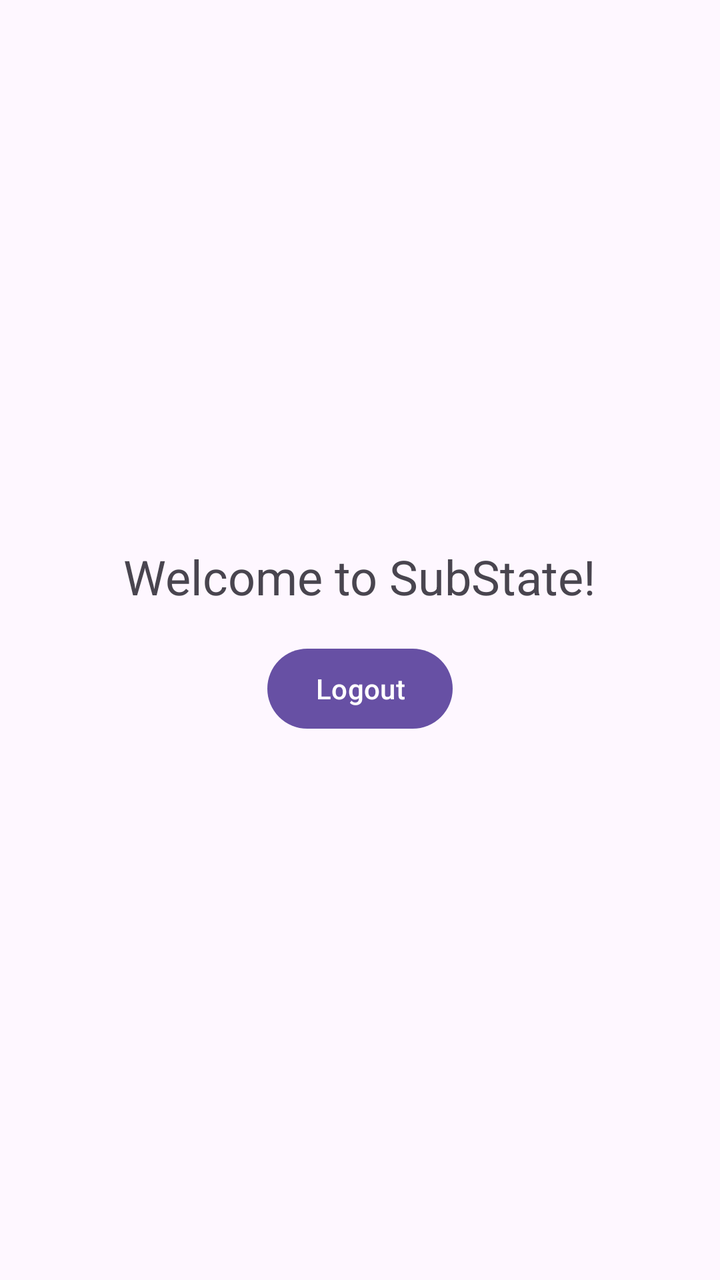
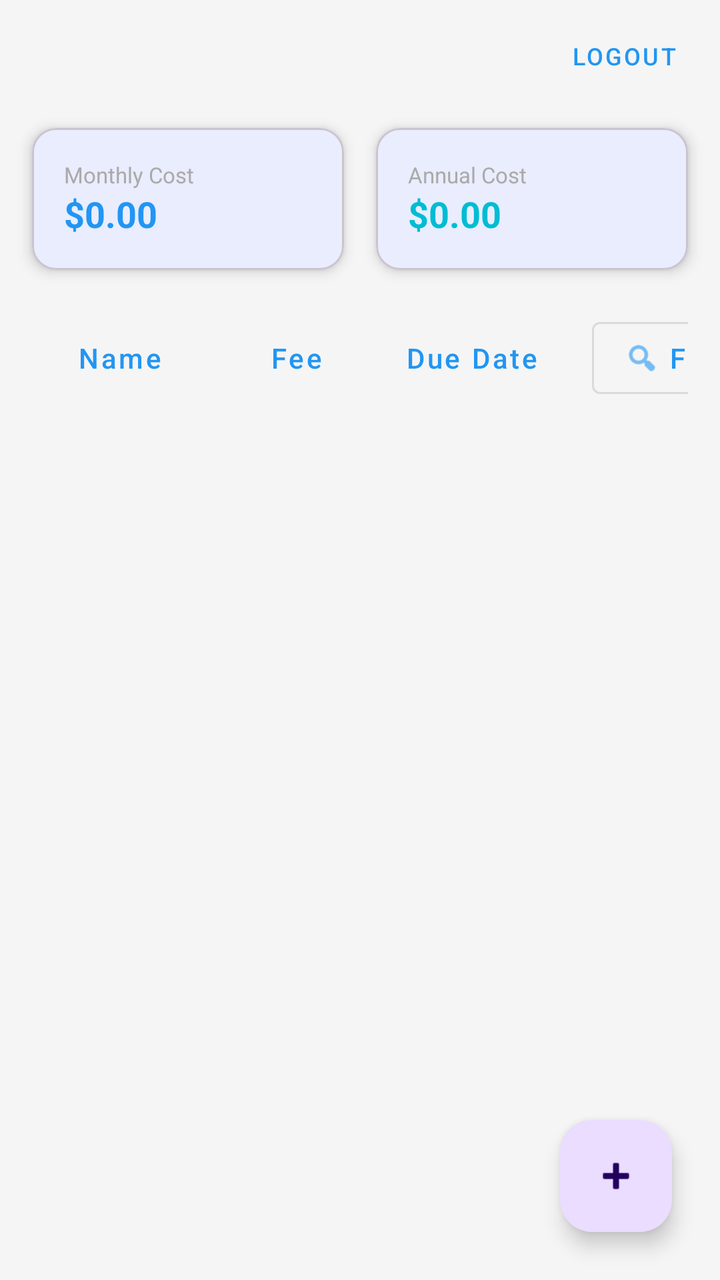

Two renders of the same Android screen: before a commit and after it. Below are the layout's source before the change and the commit's diff.
<!-- AndroidManifest.xml: application theme Theme.SubState -->
<!-- res/layout/activity_main.xml -->
<?xml version="1.0" encoding="utf-8"?>
<androidx.constraintlayout.widget.ConstraintLayout xmlns:android="http://schemas.android.com/apk/res/android"
    xmlns:app="http://schemas.android.com/apk/res-auto"
    xmlns:tools="http://schemas.android.com/tools"
    android:id="@+id/main"
    android:layout_width="match_parent"
    android:layout_height="match_parent"
    tools:context=".MainActivity">

    <TextView
        android:id="@+id/welcomeTextView"
        android:layout_width="wrap_content"
        android:layout_height="wrap_content"
        android:text="Welcome to SubState!"
        android:textSize="24sp"
        app:layout_constraintBottom_toTopOf="@+id/logoutButton"
        app:layout_constraintEnd_toEndOf="parent"
        app:layout_constraintStart_toStartOf="parent"
        app:layout_constraintTop_toTopOf="parent"
        app:layout_constraintVertical_chainStyle="packed" />

    <Button
        android:id="@+id/logoutButton"
        android:layout_width="wrap_content"
        android:layout_height="wrap_content"
        android:layout_marginTop="16dp"
        android:text="Logout"
        app:layout_constraintBottom_toBottomOf="parent"
        app:layout_constraintEnd_toEndOf="parent"
        app:layout_constraintStart_toStartOf="parent"
        app:layout_constraintTop_toBottomOf="@+id/welcomeTextView" />

</androidx.constraintlayout.widget.ConstraintLayout>
<!-- resources referenced by this layout -->
<resources>
  <style name="Theme.SubState" parent="Base.Theme.SubState" />
  <style name="Base.Theme.SubState" parent="Theme.Material3.DayNight.NoActionBar">
          
          
      </style>
</resources>

<!-- the commit's change to res/layout/activity_main.xml (unified diff, before → after) -->
@@ -7,27 +7,554 @@
     android:layout_height="match_parent"
     tools:context=".MainActivity">
 
+    
+    <LinearLayout
+        android:id="@+id/topBar"
+        android:layout_width="match_parent"
+        android:layout_height="wrap_content"
+        android:gravity="center_vertical"
+        android:orientation="horizontal"
+        android:padding="4dp"
+        app:layout_constraintTop_toTopOf="parent">
+
+        <View
+            android:layout_width="0dp"
+            android:layout_height="0dp"
+            android:layout_weight="1" />
+
+        <com.google.android.material.button.MaterialButton
+            android:id="@+id/logoutButton"
+            style="@style/Widget.MaterialComponents.Button.TextButton"
+            android:layout_width="wrap_content"
+            android:layout_height="wrap_content"
+            android:text="Logout"
+            android:textSize="12sp" />
+    </LinearLayout>
+
+    
+    <LinearLayout
+        android:id="@+id/summaryLayout"
+        android:layout_width="match_parent"
+        android:layout_height="wrap_content"
+        android:orientation="horizontal"
+        android:paddingHorizontal="8dp"
+        android:paddingBottom="8dp"
+        app:layout_constraintTop_toBottomOf="@id/topBar">
+
+        <com.google.android.material.card.MaterialCardView
+            android:id="@+id/monthlyCard"
+            android:layout_width="0dp"
+            android:layout_height="wrap_content"
+            android:layout_margin="8dp"
+            android:layout_weight="1"
+            app:cardCornerRadius="12dp"
+            app:cardElevation="4dp">
+
+            <LinearLayout
+                android:layout_width="match_parent"
+                android:layout_height="wrap_content"
+                android:orientation="vertical"
+                android:padding="16dp">
+
+                <TextView
+                    android:layout_width="wrap_content"
+                    android:layout_height="wrap_content"
+                    android:text="Monthly Cost"
+                    android:textColor="@android:color/darker_gray"
+                    android:textSize="11sp" />
+
+                <TextView
+                    android:id="@+id/totalMonthlyTextView"
+                    android:layout_width="wrap_content"
+                    android:layout_height="wrap_content"
+                    android:text="$0.00"
+                    android:textColor="?attr/colorPrimary"
+                    android:textSize="18sp"
+                    android:textStyle="bold" />
+            </LinearLayout>
+        </com.google.android.material.card.MaterialCardView>
+
+        <com.google.android.material.card.MaterialCardView
+            android:id="@+id/annualCard"
+            android:layout_width="0dp"
+            android:layout_height="wrap_content"
+            android:layout_margin="8dp"
+            android:layout_weight="1"
+            app:cardCornerRadius="12dp"
+            app:cardElevation="4dp">
+
+            <LinearLayout
+                android:layout_width="match_parent"
+                android:layout_height="wrap_content"
+                android:orientation="vertical"
+                android:padding="16dp">
+
+                <TextView
+                    android:layout_width="wrap_content"
+                    android:layout_height="wrap_content"
+                    android:text="Annual Cost"
+                    android:textColor="@android:color/darker_gray"
+                    android:textSize="11sp" />
+
+                <TextView
+                    android:id="@+id/totalAnnualTextView"
+                    android:layout_width="wrap_content"
+                    android:layout_height="wrap_content"
+                    android:text="$0.00"
+                    android:textColor="?attr/colorSecondary"
+                    android:textSize="18sp"
+                    android:textStyle="bold" />
+            </LinearLayout>
+        </com.google.android.material.card.MaterialCardView>
+    </LinearLayout>
+
+    
+    <HorizontalScrollView
+        android:id="@+id/headerScrollView"
+        android:layout_width="match_parent"
+        android:layout_height="wrap_content"
+        android:scrollbars="none"
+        android:paddingHorizontal="16dp"
+        app:layout_constraintTop_toBottomOf="@id/summaryLayout">
+
+        <LinearLayout
+            android:layout_width="wrap_content"
+            android:layout_height="wrap_content"
+            android:orientation="horizontal"
+            android:paddingVertical="4dp">
+
+            <com.google.android.material.button.MaterialButton
+                android:id="@+id/sortNameButton"
+                style="@style/Widget.MaterialComponents.Button.TextButton"
+                android:layout_width="wrap_content"
+                android:layout_height="wrap_content"
+                android:text="Name"
+                android:textAllCaps="false"
+                app:iconPadding="4dp" />
+
+            <com.google.android.material.button.MaterialButton
+                android:id="@+id/sortFeeButton"
+                style="@style/Widget.MaterialComponents.Button.TextButton"
+                android:layout_width="wrap_content"
+                android:layout_height="wrap_content"
+                android:text="Fee"
+                android:textAllCaps="false"
+                app:iconPadding="4dp" />
+
+            <com.google.android.material.button.MaterialButton
+                android:id="@+id/sortDateButton"
+                style="@style/Widget.MaterialComponents.Button.TextButton"
+                android:layout_width="wrap_content"
+                android:layout_height="wrap_content"
+                android:text="Due Date"
+                android:textAllCaps="false"
+                app:iconPadding="4dp" />
+
+            <com.google.android.material.button.MaterialButton
+                android:id="@+id/filterButton"
+                style="@style/Widget.MaterialComponents.Button.OutlinedButton"
+                android:layout_width="wrap_content"
+                android:layout_height="wrap_content"
+                android:layout_marginStart="16dp"
+                android:text="Filters"
+                android:textAllCaps="false"
+                app:icon="@android:drawable/ic_menu_search" />
+        </LinearLayout>
+    </HorizontalScrollView>
+
+    
+    <androidx.recyclerview.widget.RecyclerView
+        android:id="@+id/subscriptionRecyclerView"
+        android:layout_width="match_parent"
+        android:layout_height="0dp"
+        android:clipToPadding="false"
+        android:paddingBottom="80dp"
+        app:layout_constraintBottom_toBottomOf="parent"
+        app:layout_constraintTop_toBottomOf="@id/headerScrollView"
+        tools:listitem="@layout/item_subscription" />
+
+    
     <TextView
-        android:id="@+id/welcomeTextView"
-        android:layout_width="wrap_content"
+        android:id="@+id/emptyStateTextView"
+        android:layout_width="0dp"
         android:layout_height="wrap_content"
-        android:text="Welcome to SubState!"
-        android:textSize="24sp"
-        app:layout_constraintBottom_toTopOf="@+id/logoutButton"
-        app:layout_constraintEnd_toEndOf="parent"
-        app:layout_constraintStart_toStartOf="parent"
-        app:layout_constraintTop_toTopOf="parent"
-        app:layout_constraintVertical_chainStyle="packed" />
-
-    <Button
-        android:id="@+id/logoutButton"
-        android:layout_width="wrap_content"
-        android:layout_height="wrap_content"
-        android:layout_marginTop="16dp"
-        android:text="Logout"
+        android:layout_margin="32dp"
+        android:gravity="center"
+        android:text="No subscriptions yet. Click the + icon below to add your first one!"
+        android:textSize="16sp"
+        android:textColor="@android:color/darker_gray"
+        android:visibility="gone"
         app:layout_constraintBottom_toBottomOf="parent"
         app:layout_constraintEnd_toEndOf="parent"
         app:layout_constraintStart_toStartOf="parent"
-        app:layout_constraintTop_toBottomOf="@+id/welcomeTextView" />
+        app:layout_constraintTop_toBottomOf="@id/headerScrollView" />
+
+    
+    <com.google.android.material.floatingactionbutton.FloatingActionButton
+        android:id="@+id/addSubscriptionFab"
+        android:layout_width="wrap_content"
+        android:layout_height="wrap_content"
+        android:layout_margin="24dp"
+        android:contentDescription="Add Subscription"
+        app:layout_constraintBottom_toBottomOf="parent"
+        app:layout_constraintEnd_toEndOf="parent"
+        app:srcCompat="@android:drawable/ic_input_add" />
 
 </androidx.constraintlayout.widget.ConstraintLayout>
+<!-- res/layout/item_subscription.xml (included above) -->
+<?xml version="1.0" encoding="utf-8"?>
+<com.google.android.material.card.MaterialCardView xmlns:android="http://schemas.android.com/apk/res/android"
+    xmlns:app="http://schemas.android.com/apk/res-auto"
+    xmlns:tools="http://schemas.android.com/tools"
+    android:id="@+id/cardView"
+    android:layout_width="match_parent"
+    android:layout_height="wrap_content"
+    android:layout_marginHorizontal="16dp"
+    android:layout_marginVertical="8dp"
+    app:cardCornerRadius="12dp"
+    app:cardElevation="2dp">
+
+    <androidx.constraintlayout.widget.ConstraintLayout
+        android:layout_width="match_parent"
+        android:layout_height="wrap_content"
+        android:padding="12dp">
+
+        
+        <com.google.android.material.imageview.ShapeableImageView
+            android:id="@+id/itemIconImageView"
+            android:layout_width="44dp"
+            android:layout_height="44dp"
+            android:background="@android:color/darker_gray"
+            android:padding="6dp"
+            app:layout_constraintStart_toStartOf="parent"
+            app:layout_constraintTop_toTopOf="parent"
+            app:shapeAppearanceOverlay="@style/ShapeAppearanceOverlay.MaterialComponents.Square"
+            app:srcCompat="@android:drawable/ic_menu_gallery" />
+
+        <TextView
+            android:id="@+id/itemNameTextView"
+            android:layout_width="0dp"
+            android:layout_height="wrap_content"
+            android:layout_marginStart="12dp"
+            android:ellipsize="end"
+            android:maxLines="1"
+            android:text="Netflix"
+            android:textSize="16sp"
+            android:textStyle="bold"
+            app:layout_constraintEnd_toStartOf="@+id/itemFeeTextView"
+            app:layout_constraintStart_toEndOf="@+id/itemIconImageView"
+            app:layout_constraintTop_toTopOf="@id/itemIconImageView" />
+
+        <TextView
+            android:id="@+id/itemCategoryTextView"
+            android:layout_width="0dp"
+            android:layout_height="wrap_content"
+            android:text="Entertainment"
+            android:textColor="@android:color/darker_gray"
+            android:textSize="12sp"
+            app:layout_constraintBottom_toBottomOf="@id/itemIconImageView"
+            app:layout_constraintEnd_toStartOf="@+id/itemDueDateCollapsedTextView"
+            app:layout_constraintStart_toStartOf="@+id/itemNameTextView"
+            app:layout_constraintTop_toBottomOf="@+id/itemNameTextView" />
+
+        <TextView
+            android:id="@+id/itemFeeTextView"
+            android:layout_width="wrap_content"
+            android:layout_height="wrap_content"
+            android:text="$15.99/mo"
+            android:textSize="16sp"
+            android:textStyle="bold"
+            app:layout_constraintEnd_toEndOf="parent"
+            app:layout_constraintTop_toTopOf="@id/itemIconImageView" />
+
+        <TextView
+            android:id="@+id/itemDueDateCollapsedTextView"
+            android:layout_width="wrap_content"
+            android:layout_height="wrap_content"
+            android:text="Oct 15"
+            android:textColor="@android:color/darker_gray"
+            android:textSize="12sp"
+            app:layout_constraintBottom_toBottomOf="@id/itemIconImageView"
+            app:layout_constraintEnd_toEndOf="parent" />
+
+        
+        <LinearLayout
+            android:id="@+id/expandedLayout"
+            android:layout_width="match_parent"
+            android:layout_height="wrap_content"
+            android:layout_marginTop="12dp"
+            android:orientation="vertical"
+            android:visibility="gone"
+            app:layout_constraintTop_toBottomOf="@id/itemIconImageView"
+            tools:visibility="visible">
+
+            <View
+                android:id="@+id/divider"
+                android:layout_width="match_parent"
+                android:layout_height="1dp"
+                android:background="?android:attr/listDivider" />
+
+            
+            <androidx.constraintlayout.widget.ConstraintLayout
+                android:id="@+id/readModeLayout"
+                android:layout_width="match_parent"
+                android:layout_height="wrap_content"
+                android:paddingTop="12dp">
+
+                <TextView
+                    android:id="@+id/itemAccountLabel"
+                    android:layout_width="wrap_content"
+                    android:layout_height="wrap_content"
+                    android:text="Paid From: "
+                    android:textColor="@android:color/darker_gray"
+                    android:textSize="12sp"
+                    app:layout_constraintStart_toStartOf="parent"
+                    app:layout_constraintTop_toTopOf="parent" />
+
+                <TextView
+                    android:id="@+id/itemAccountValue"
+                    android:layout_width="0dp"
+                    android:layout_height="wrap_content"
+                    android:layout_marginStart="4dp"
+                    android:text="Main Credit Card"
+                    android:textSize="14sp"
+                    app:layout_constraintBaseline_toBaselineOf="@id/itemAccountLabel"
+                    app:layout_constraintEnd_toEndOf="parent"
+                    app:layout_constraintStart_toEndOf="@id/itemAccountLabel" />
+
+                <TextView
+                    android:id="@+id/itemScheduleLabel"
+                    android:layout_width="wrap_content"
+                    android:layout_height="wrap_content"
+                    android:layout_marginTop="12dp"
+                    android:text="Schedule: "
+                    android:textColor="@android:color/darker_gray"
+                    android:textSize="12sp"
+                    app:layout_constraintStart_toStartOf="parent"
+                    app:layout_constraintTop_toBottomOf="@id/itemAccountValue" />
+
+                <TextView
+                    android:id="@+id/itemScheduleValue"
+                    android:layout_width="0dp"
+                    android:layout_height="wrap_content"
+                    android:layout_marginStart="4dp"
+                    android:text="Monthly"
+                    android:textSize="14sp"
+                    app:layout_constraintBaseline_toBaselineOf="@id/itemScheduleLabel"
+                    app:layout_constraintEnd_toEndOf="parent"
+                    app:layout_constraintStart_toEndOf="@id/itemScheduleLabel" />
+
+                <TextView
+                    android:id="@+id/itemCategoryLabel"
+                    android:layout_width="wrap_content"
+                    android:layout_height="wrap_content"
+                    android:layout_marginTop="12dp"
+                    android:text="Category: "
+                    android:textColor="@android:color/darker_gray"
+                    android:textSize="12sp"
+                    app:layout_constraintStart_toStartOf="parent"
+                    app:layout_constraintTop_toBottomOf="@id/itemScheduleValue" />
+
+                <TextView
+                    android:id="@+id/itemCategoryValue"
+                    android:layout_width="0dp"
+                    android:layout_height="wrap_content"
+                    android:layout_marginStart="4dp"
+                    android:text="Entertainment"
+                    android:textSize="14sp"
+                    app:layout_constraintBaseline_toBaselineOf="@id/itemCategoryLabel"
+                    app:layout_constraintEnd_toEndOf="parent"
+                    app:layout_constraintStart_toEndOf="@id/itemCategoryLabel" />
+
+                <TextView
+                    android:id="@+id/itemNotesLabel"
+                    android:layout_width="wrap_content"
+                    android:layout_height="wrap_content"
+                    android:layout_marginTop="12dp"
+                    android:text="Notes:"
+                    android:textColor="@android:color/darker_gray"
+                    android:textSize="12sp"
+                    app:layout_constraintStart_toStartOf="parent"
+                    app:layout_constraintTop_toBottomOf="@id/itemCategoryValue" />
+
+                <TextView
+                    android:id="@+id/itemNotesValue"
+                    android:layout_width="match_parent"
+                    android:layout_height="wrap_content"
+                    android:layout_marginTop="2dp"
+                    android:text="Shared with family."
+                    android:textSize="14sp"
+                    app:layout_constraintTop_toBottomOf="@id/itemNotesLabel" />
+
+                <TextView
+                    android:id="@+id/itemDueDateLabel"
+                    android:layout_width="wrap_content"
+                    android:layout_height="wrap_content"
+                    android:layout_marginTop="12dp"
+                    android:text="Due Date:"
+                    android:textColor="@android:color/darker_gray"
+                    android:textSize="12sp"
+                    app:layout_constraintStart_toStartOf="parent"
+                    app:layout_constraintTop_toBottomOf="@id/itemNotesValue" />
+
+                <TextView
+                    android:id="@+id/itemDueDateValue"
+                    android:layout_width="0dp"
+                    android:layout_height="wrap_content"
+                    android:layout_marginStart="4dp"
+                    android:text="Oct 15, 2023"
+                    android:textSize="14sp"
+                    app:layout_constraintBaseline_toBaselineOf="@id/itemDueDateLabel"
+                    app:layout_constraintEnd_toEndOf="parent"
+                    app:layout_constraintStart_toEndOf="@id/itemDueDateLabel" />
+
+            </androidx.constraintlayout.widget.ConstraintLayout>
+
+            
+            <LinearLayout
+                android:id="@+id/editModeLayout"
+                android:layout_width="match_parent"
+                android:layout_height="wrap_content"
+                android:orientation="vertical"
+                android:paddingTop="12dp"
+                android:visibility="gone">
+
+                <com.google.android.material.textfield.TextInputLayout
+                    style="@style/Widget.MaterialComponents.TextInputLayout.OutlinedBox"
+                    android:layout_width="match_parent"
+                    android:layout_height="wrap_content"
+                    android:hint="Service Name">
+                    <com.google.android.material.textfield.TextInputEditText
+                        android:id="@+id/editNameEditText"
+                        android:layout_width="match_parent"
+                        android:layout_height="wrap_content"
+                        android:inputType="textCapWords" />
+                </com.google.android.material.textfield.TextInputLayout>
+
+                <com.google.android.material.textfield.TextInputLayout
+                    style="@style/Widget.MaterialComponents.TextInputLayout.OutlinedBox"
+                    android:layout_width="match_parent"
+                    android:layout_height="wrap_content"
+                    android:layout_marginTop="8dp"
+                    android:hint="Fee"
+                    app:prefixText="$ ">
+                    <com.google.android.material.textfield.TextInputEditText
+                        android:id="@+id/editFeeEditText"
+                        android:layout_width="match_parent"
+                        android:layout_height="wrap_content"
+                        android:inputType="numberDecimal" />
+                </com.google.android.material.textfield.TextInputLayout>
+
+                <com.google.android.material.textfield.TextInputLayout
+                    style="@style/Widget.MaterialComponents.TextInputLayout.OutlinedBox.ExposedDropdownMenu"
+                    android:layout_width="match_parent"
+                    android:layout_height="wrap_content"
+                    android:layout_marginTop="8dp"
+                    android:hint="Billing Schedule">
+                    <AutoCompleteTextView
+                        android:id="@+id/editScheduleAutoComplete"
+                        android:layout_width="match_parent"
+                        android:layout_height="wrap_content"
+                        android:inputType="none" />
+                </com.google.android.material.textfield.TextInputLayout>
+
+                <com.google.android.material.textfield.TextInputLayout
+                    style="@style/Widget.MaterialComponents.TextInputLayout.OutlinedBox.ExposedDropdownMenu"
+                    android:layout_width="match_parent"
+                    android:layout_height="wrap_content"
+                    android:layout_marginTop="8dp"
+                    android:hint="Category">
+                    <AutoCompleteTextView
+                        android:id="@+id/editCategoryAutoComplete"
+                        android:layout_width="match_parent"
+                        android:layout_height="wrap_content"
+                        android:inputType="none" />
+                </com.google.android.material.textfield.TextInputLayout>
+
+                <com.google.android.material.textfield.TextInputLayout
+                    style="@style/Widget.MaterialComponents.TextInputLayout.OutlinedBox"
+                    android:layout_width="match_parent"
+                    android:layout_height="wrap_content"
+                    android:layout_marginTop="8dp"
+                    android:hint="Due Date">
+                    <com.google.android.material.textfield.TextInputEditText
+                        android:id="@+id/editDueDateEditText"
+                        android:layout_width="match_parent"
+                        android:layout_height="wrap_content"
+                        android:focusable="false"
+                        android:clickable="true"
+                        android:inputType="none" />
+                </com.google.android.material.textfield.TextInputLayout>
+
+                <com.google.android.material.textfield.TextInputLayout
+                    style="@style/Widget.MaterialComponents.TextInputLayout.OutlinedBox"
+                    android:layout_width="match_parent"
+                    android:layout_height="wrap_content"
+                    android:layout_marginTop="8dp"
+                    android:hint="Paid From">
+                    <com.google.android.material.textfield.TextInputEditText
+                        android:id="@+id/editAccountEditText"
+                        android:layout_width="match_parent"
+                        android:layout_height="wrap_content"
+                        android:inputType="textCapWords" />
+                </com.google.android.material.textfield.TextInputLayout>
+
+                <com.google.android.material.textfield.TextInputLayout
+                    style="@style/Widget.MaterialComponents.TextInputLayout.OutlinedBox"
+                    android:layout_width="match_parent"
+                    android:layout_height="wrap_content"
+                    android:layout_marginTop="8dp"
+                    android:hint="Notes">
+                    <com.google.android.material.textfield.TextInputEditText
+                        android:id="@+id/editNotesEditText"
+                        android:layout_width="match_parent"
+                        android:layout_height="wrap_content"
+                        android:inputType="textMultiLine" />
+                </com.google.android.material.textfield.TextInputLayout>
+            </LinearLayout>
+
+            
+            <LinearLayout
+                android:id="@+id/actionsLayout"
+                android:layout_width="match_parent"
+                android:layout_height="wrap_content"
+                android:layout_marginTop="16dp"
+                android:gravity="center_vertical"
+                android:orientation="horizontal">
+
+                <TextView
+                    android:id="@+id/statusLabel"
+                    android:layout_width="0dp"
+                    android:layout_height="wrap_content"
+                    android:layout_weight="1"
+                    android:text="Active"
+                    android:textSize="14sp" />
+
+                <com.google.android.material.switchmaterial.SwitchMaterial
+                    android:id="@+id/activeSwitch"
+                    android:layout_width="wrap_content"
+                    android:layout_height="wrap_content" />
+
+                <ImageButton
+                    android:id="@+id/deleteButton"
+                    android:layout_width="48dp"
+                    android:layout_height="48dp"
+                    android:layout_marginStart="8dp"
+                    android:background="?attr/selectableItemBackgroundBorderless"
+                    app:srcCompat="@android:drawable/ic_menu_delete"
+                    app:tint="@android:color/holo_red_dark" />
+
+            </LinearLayout>
+
+            <Button
+                android:id="@+id/modifySaveButton"
+                style="@style/Widget.MaterialComponents.Button.TextButton"
+                android:layout_width="match_parent"
+                android:layout_height="wrap_content"
+                android:layout_marginTop="8dp"
+                android:text="Modify" />
+
+        </LinearLayout>
+
+    </androidx.constraintlayout.widget.ConstraintLayout>
+</com.google.android.material.card.MaterialCardView>
<!-- resource entries referenced after the edit -->
@@ -1,9 +1,23 @@
 <!-- resources referenced by this layout -->
 <resources>
+  <style name="ShapeAppearanceOverlay.MaterialComponents.Square" parent="">
+          <item name="cornerFamily">rounded</item>
+          <item name="cornerSize">12dp</item>
+      </style>
   <style name="Theme.SubState" parent="Base.Theme.SubState" />
   <style name="Base.Theme.SubState" parent="Theme.Material3.DayNight.NoActionBar">
           
+          <item name="colorPrimary">@color/primary_light</item>
+          <item name="colorPrimaryVariant">@color/primary_variant_light</item>
+          <item name="colorSecondary">@color/secondary_light</item>
+          <item name="android:windowBackground">@color/main_bg_light</item>
+  
           
+          <item name="cornerRadius">12dp</item>
       </style>
+  <color name="primary_light">#2196F3</color>
+  <color name="primary_variant_light">#1976D2</color>
+  <color name="secondary_light">#00BCD4</color>
+  <color name="main_bg_light">#F5F5F5</color>
 </resources>
 
